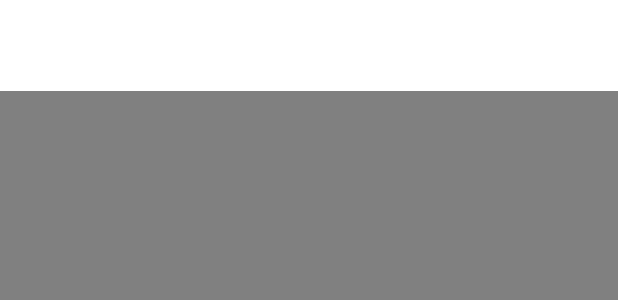
After one commit to X-G-Y/TuYu, an Android app: the layout activity_search.xml on its own in the app's theme, with its tools: preview values and no code run, on a phone screen of 412 x 824 dp. The commit adds this screen. Shown: the top 300 px of the screen. Run offline under Robolectric (Android 15) with nearby library versions, the phone set to English and light mode, and no system bars.

Commit message:
新加了搜索界面

```diff
--- a/app/build.gradle
+++ b/app/build.gradle
@@ -6,7 +6,7 @@ android {
 
     defaultConfig {
         applicationId "com.example.start"
-        minSdkVersion 19
+        minSdkVersion 21
         targetSdkVersion 29
         versionCode 1
         versionName "1.0"
@@ -42,7 +42,7 @@ dependencies {
     implementation 'androidx.lifecycle:lifecycle-extensions:2.2.0'
     implementation 'androidx.legacy:legacy-support-v4:1.0.0'
     implementation 'androidx.recyclerview:recyclerview:1.1.0'
-    implementation 'com.android.support:appcompat-v7'
+
 
 
 
--- a/app/src/main/res/layout/activity_basic.xml
+++ b/app/src/main/res/layout/activity_basic.xml
@@ -13,6 +13,7 @@
         android:layout_height="0dp"
         android:layout_weight="15"
         android:background="@color/darkgray">
+
 
 
     </FrameLayout>
--- /dev/null
+++ b/app/src/main/res/layout/activity_search.xml
@@ -0,0 +1,44 @@
+<?xml version="1.0" encoding="utf-8"?>
+<androidx.constraintlayout.widget.ConstraintLayout xmlns:android="http://schemas.android.com/apk/res/android"
+    xmlns:app="http://schemas.android.com/apk/res-auto"
+    xmlns:tools="http://schemas.android.com/tools"
+    android:layout_width="match_parent"
+    android:layout_height="match_parent"
+    tools:context=".SearchActivity">
+
+
+    <LinearLayout
+        android:layout_width="match_parent"
+        android:layout_height="match_parent"
+        android:background="@color/gray"
+        android:orientation="vertical">
+
+        <LinearLayout
+            android:layout_width="match_parent"
+            android:layout_height="0dp"
+            android:layout_weight="1.2">
+
+
+            <androidx.appcompat.widget.Toolbar
+                android:layout_width="match_parent"
+                android:layout_height="match_parent"
+                android:id="@+id/toolbarr"
+                android:background="@color/white">
+
+            </androidx.appcompat.widget.Toolbar>
+
+
+
+        </LinearLayout>
+
+        <FrameLayout
+            android:layout_width="match_parent"
+            android:layout_height="0dp"
+            android:layout_weight="15">
+        </FrameLayout>
+
+
+    </LinearLayout>
+
+
+</androidx.constraintlayout.widget.ConstraintLayout>
--- a/app/src/main/res/values/styles.xml
+++ b/app/src/main/res/values/styles.xml
@@ -12,6 +12,8 @@
         <item name="windowActionBar">false</item>
         <item name="windowNoTitle">true</item>
     </style>
+    <!-- 不含Action的格式-->
+    <style name="AppCompatTheme" parent="Theme.AppCompat.Light.NoActionBar"  />
 
     <style name="AppTheme.AppBarOverlay" parent="ThemeOverlay.AppCompat.Dark.ActionBar" />
 
```
Also changed, not shown: app/src/main/AndroidManifest.xml (+10 -13 lines), app/src/main/java/com/example/start/Fragment2.java (+42 -4 lines), app/src/main/java/com/example/start/SearchActivity.java (added, +50 -0 lines), app/src/main/java/com/example/start/basic.java (+4 -16 lines), app/src/main/res/drawable-v24/round.xml (added, +15 -0 lines), app/src/main/res/layout/fragment_2.xml (+32 -6 lines), app/src/main/res/menu/menue.xml (added, +13 -0 lines), app/src/main/res/drawable-v24/leftback.png (added), app/src/main/res/drawable-xxhdpi/pictureclass.png (added).
